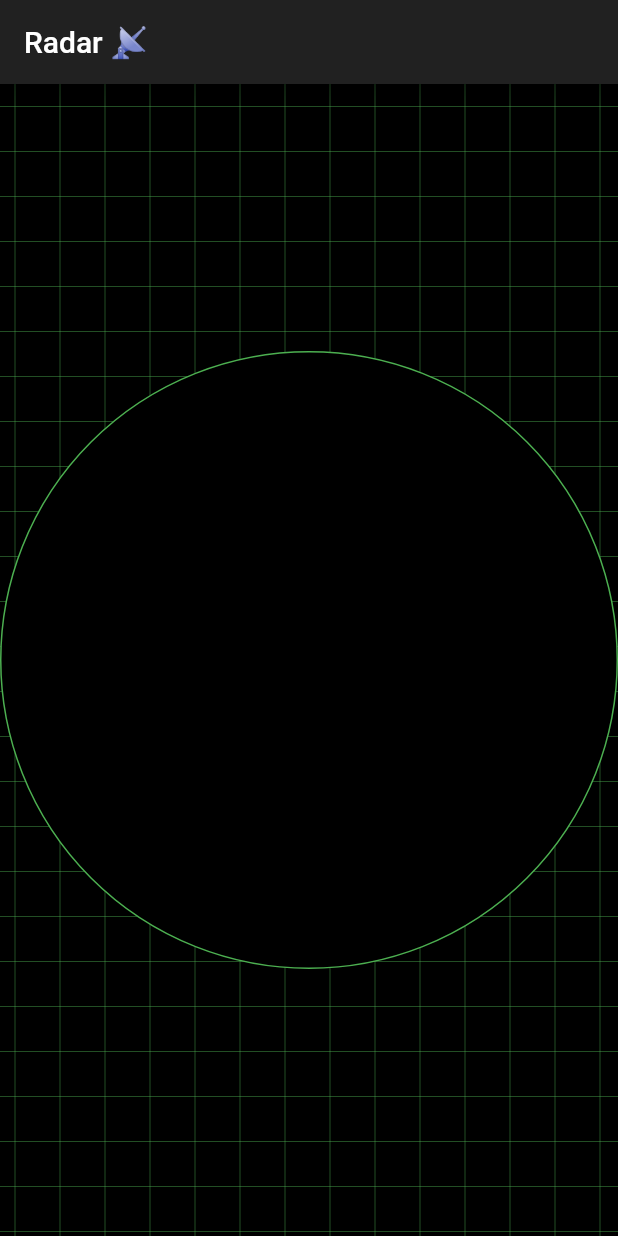
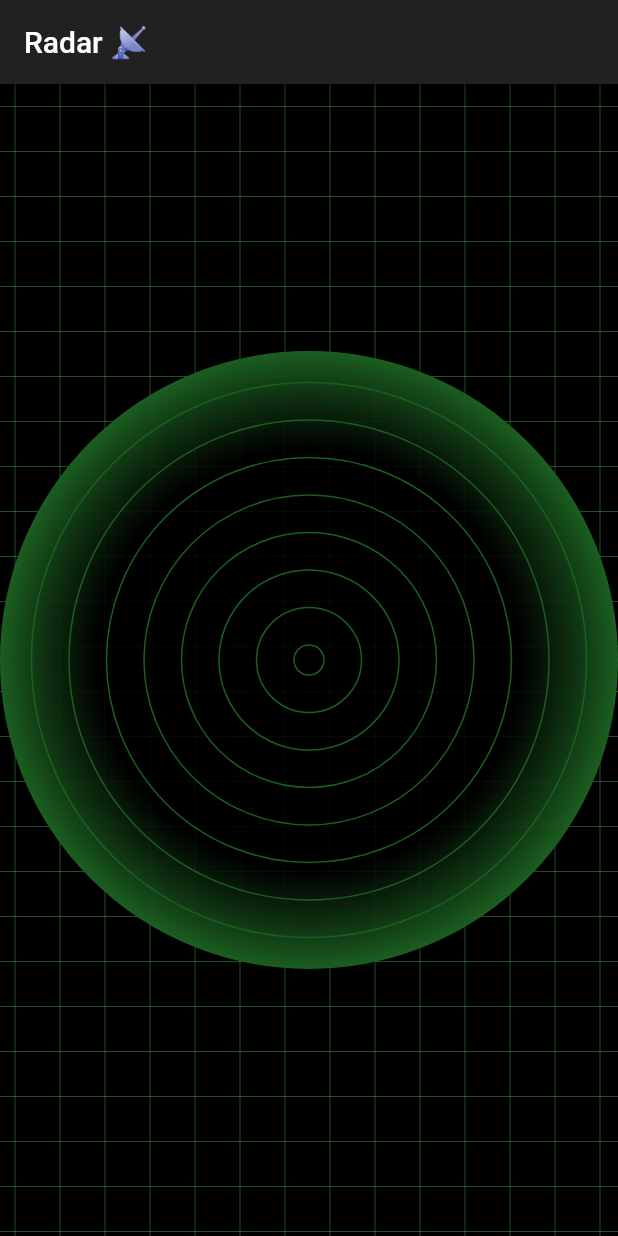
Before and after one commit to nickolaschong/flutter_radar, a Flutter app: the screen it shows after launch, on a phone screen of 412 x 824 dp. Run offline on Flutter 3.47's test engine with Material 2 defaults, Android fonts, the phone set to English and light mode, and no system bars.

Commit message:
Added Draw Radar

```diff
--- /dev/null
+++ b/lib/concentric_circle_painter.dart
@@ -0,0 +1,34 @@
+import 'package:flutter/material.dart';
+
+class ConcentricCirclePainter extends CustomPainter {
+  ConcentricCirclePainter({
+    required this.color,
+    required this.strokeWidth,
+    this.spacing = 15,
+    this.offSet = 0,
+  });
+
+  final Color? color;
+  final double strokeWidth;
+  final int spacing;
+  final int offSet;
+
+  @override
+  void paint(Canvas canvas, Size size) {
+    final paint = Paint()
+      ..color = color!
+      ..strokeWidth = strokeWidth
+      ..style = PaintingStyle.stroke;
+
+    double maxRadius = size.width / 2 - offSet;
+
+    while (maxRadius > 0) {
+      canvas.drawCircle(
+          Offset(size.width / 2, size.height / 2), maxRadius, paint);
+      maxRadius -= spacing;
+    }
+  }
+
+  @override
+  bool shouldRepaint(CustomPainter oldDelegate) => false;
+}
--- a/lib/grid_painter.dart
+++ b/lib/grid_painter.dart
@@ -37,7 +37,5 @@ class GridPainter extends CustomPainter {
   }
 
   @override
-  bool shouldRepaint(CustomPainter oldDelegate) {
-    return false;
-  }
+  bool shouldRepaint(CustomPainter oldDelegate) => false;
 }
--- a/lib/radar_page.dart
+++ b/lib/radar_page.dart
@@ -1,4 +1,5 @@
 import 'package:flutter/material.dart';
+import 'package:flutter_radar/concentric_circle_painter.dart';
 import 'package:flutter_radar/grid_painter.dart';
 
 class RadarPage extends StatelessWidget {
@@ -12,14 +13,15 @@ class RadarPage extends StatelessWidget {
       ),
       body: Stack(
         children: [
-          _buildBackground(),
-          _buildRadar(context),
+          _drawGridBackground(),
+          _drawRadar(context),
+          // _buildRadar(context),
         ],
       ),
     );
   }
 
-  CustomPaint _buildBackground() {
+  CustomPaint _drawGridBackground() {
     return CustomPaint(
       painter: GridPainter(
         color: Colors.green,
@@ -30,7 +32,7 @@ class RadarPage extends StatelessWidget {
     );
   }
 
-  Widget _buildRadar(BuildContext context) {
+  Widget _drawRadar(context) {
     return Center(
       child: AspectRatio(
         aspectRatio: 1.0,
@@ -39,8 +41,27 @@ class RadarPage extends StatelessWidget {
             shape: BoxShape.circle,
             color: Theme.of(context).scaffoldBackgroundColor,
             border: Border.all(
-              color: Colors.green,
+              color: Colors.green.shade900,
             ),
+            gradient: RadialGradient(
+              colors: [
+                Colors.black87,
+                Colors.green.shade900,
+              ],
+              stops: const [
+                0.68,
+                1,
+              ],
+            ),
+          ),
+          child: CustomPaint(
+            painter: ConcentricCirclePainter(
+              color: Colors.green.shade900,
+              strokeWidth: 1,
+              spacing: 25,
+              offSet: 20,
+            ),
+            child: Container(),
           ),
         ),
       ),
```
